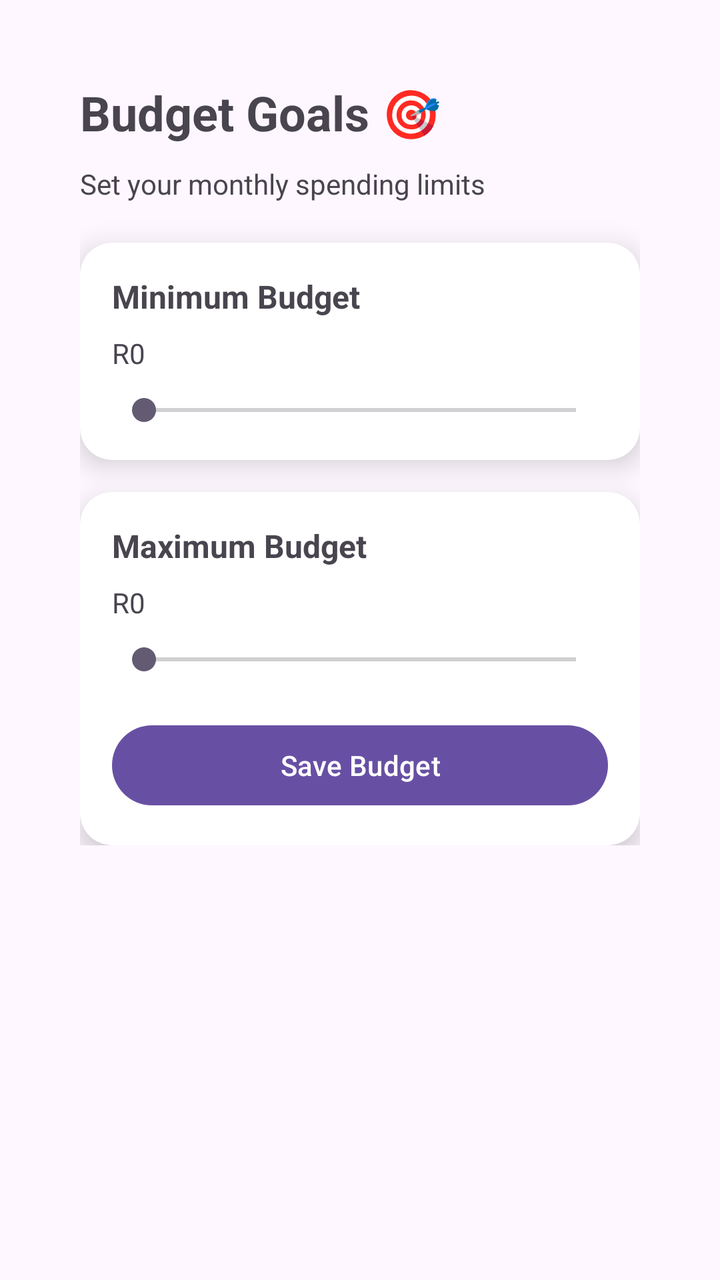
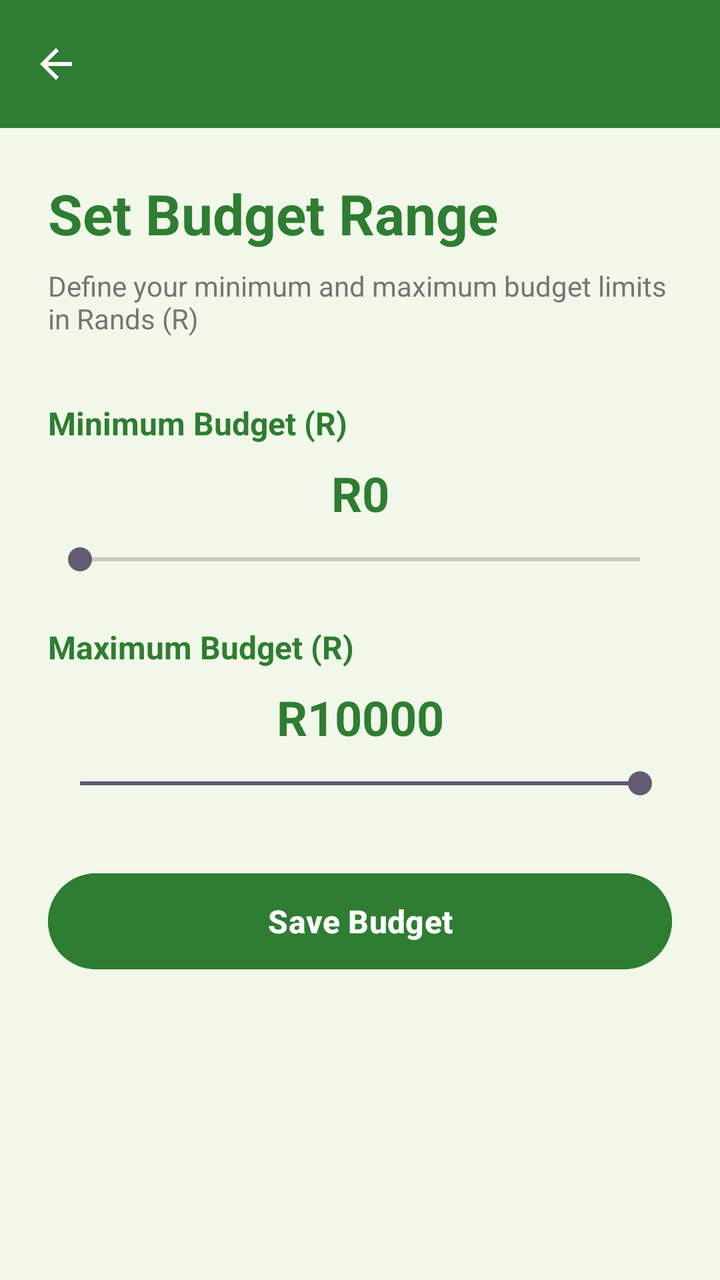

Compare the two renders of this Android layout. The source of the first and the diff that turns it into the second are given below.
<!-- AndroidManifest.xml: application theme Theme.BudgetTrackerApplication -->
<!-- res/layout/activity_budget.xml -->
<?xml version="1.0" encoding="utf-8"?>
<ScrollView xmlns:android="http://schemas.android.com/apk/res/android"
    xmlns:app="http://schemas.android.com/apk/res-auto"
    xmlns:tools="http://schemas.android.com/tools"
    android:id="@+id/main"
    android:layout_width="match_parent"
    android:layout_height="match_parent"
    android:orientation="vertical"
    android:padding="20dp"
    tools:context=".BudgetActivity">

    <LinearLayout
        android:padding="20dp"
        android:orientation="vertical"
        android:layout_width="match_parent"
        android:layout_height="wrap_content">

        
        <TextView
            android:text="Budget Goals 🎯"
            android:textSize="24sp"
            android:textStyle="bold"
            android:layout_width="match_parent"
            android:layout_height="wrap_content"
            android:layout_marginBottom="10dp"/>

        
        <TextView
            android:text="Set your monthly spending limits"
            android:textSize="14sp"
            android:layout_width="match_parent"
            android:layout_height="wrap_content"
            android:layout_marginBottom="20dp"/>

        
        <androidx.cardview.widget.CardView
            android:layout_marginBottom="16dp"
            android:layout_width="match_parent"
            android:layout_height="wrap_content"
            app:cardCornerRadius="16dp"
            app:cardElevation="8dp">

            <LinearLayout
                android:padding="16dp"
                android:layout_width="match_parent"
                android:layout_height="wrap_content"
                android:orientation="vertical">

                <TextView
                    android:text="Minimum Budget"
                    android:textStyle="bold"
                    android:layout_width="match_parent"
                    android:layout_height="wrap_content"
                    android:textSize="16sp"/>

                <TextView
                    android:id="@+id/tvMinBudget"
                    android:text="R0"
                    android:layout_width="match_parent"
                    android:layout_height="wrap_content"
                    android:layout_marginTop="8dp"
                    android:textSize="14sp"/>

                <SeekBar
                    android:id="@+id/seekBarMin"
                    android:max="10000"
                    android:layout_width="match_parent"
                    android:layout_height="wrap_content"
                    android:layout_marginTop="10dp"/>

            </LinearLayout>
        </androidx.cardview.widget.CardView>

        
        <androidx.cardview.widget.CardView
            android:layout_width="match_parent"
            android:layout_height="wrap_content"
            app:cardCornerRadius="16dp"
            app:cardElevation="8dp">

            <LinearLayout
                android:padding="16dp"
                android:layout_width="match_parent"
                android:layout_height="wrap_content"
                android:orientation="vertical">

                <TextView
                    android:text="Maximum Budget"
                    android:textStyle="bold"
                    android:layout_width="match_parent"
                    android:layout_height="wrap_content"
                    android:textSize="16sp"/>

                <TextView
                    android:id="@+id/tvMaxBudget"
                    android:text="R0"
                    android:layout_width="match_parent"
                    android:layout_height="wrap_content"
                    android:layout_marginTop="8dp"
                    android:textSize="14sp"/>

                <SeekBar
                    android:id="@+id/seekBarMax"
                    android:max="20000"
                    android:layout_width="match_parent"
                    android:layout_height="wrap_content"
                    android:layout_marginTop="10dp"/>
                <Button
                    android:id="@+id/btnSaveBudget"
                    android:text="@string/save_budget"
                    android:layout_marginTop="20dp"
                    android:layout_width="match_parent"
                    android:layout_height="wrap_content"/>

            </LinearLayout>
        </androidx.cardview.widget.CardView>
    </LinearLayout>
</ScrollView>
<!-- resources referenced by this layout -->
<resources>
  <string name="save_budget">Save Budget</string>
  <style name="Theme.BudgetTrackerApplication" parent="Base.Theme.BudgetTrackerApplication" />
  <style name="Base.Theme.BudgetTrackerApplication" parent="Theme.Material3.DayNight.NoActionBar">
          
          
      </style>
</resources>

<!-- the commit's change to res/layout/activity_budget.xml (unified diff, before → after) -->
@@ -1,118 +1,116 @@
 <?xml version="1.0" encoding="utf-8"?>
-<ScrollView xmlns:android="http://schemas.android.com/apk/res/android"
+<LinearLayout xmlns:android="http://schemas.android.com/apk/res/android"
     xmlns:app="http://schemas.android.com/apk/res-auto"
     xmlns:tools="http://schemas.android.com/tools"
     android:id="@+id/main"
     android:layout_width="match_parent"
     android:layout_height="match_parent"
     android:orientation="vertical"
-    android:padding="20dp"
+    android:background="@color/background_green"
     tools:context=".BudgetActivity">
 
-    <LinearLayout
-        android:padding="20dp"
-        android:orientation="vertical"
+    <androidx.appcompat.widget.Toolbar
+        android:id="@+id/toolbar"
         android:layout_width="match_parent"
-        android:layout_height="wrap_content">
+        android:layout_height="?attr/actionBarSize"
+        android:background="@color/primary_green"
+        android:theme="@style/ThemeOverlay.AppCompat.Dark.ActionBar"
+        app:titleTextColor="@android:color/white"
+        app:navigationIcon="?attr/homeAsUpIndicator" />
 
-        
-        <TextView
-            android:text="Budget Goals 🎯"
-            android:textSize="24sp"
-            android:textStyle="bold"
+    <ScrollView
+        android:layout_width="match_parent"
+        android:layout_height="match_parent">
+
+        <LinearLayout
+            android:orientation="vertical"
+            android:padding="24dp"
             android:layout_width="match_parent"
-            android:layout_height="wrap_content"
-            android:layout_marginBottom="10dp"/>
+            android:layout_height="wrap_content">
 
-        
-        <TextView
-            android:text="Set your monthly spending limits"
-            android:textSize="14sp"
-            android:layout_width="match_parent"
-            android:layout_height="wrap_content"
-            android:layout_marginBottom="20dp"/>
-
-        
-        <androidx.cardview.widget.CardView
-            android:layout_marginBottom="16dp"
-            android:layout_width="match_parent"
-            android:layout_height="wrap_content"
-            app:cardCornerRadius="16dp"
-            app:cardElevation="8dp">
-
-            <LinearLayout
-                android:padding="16dp"
+            <TextView
+                android:text="Set Budget Range"
+                android:textSize="28sp"
+                android:textStyle="bold"
+                android:textColor="@color/primary_green"
                 android:layout_width="match_parent"
                 android:layout_height="wrap_content"
-                android:orientation="vertical">
+                android:layout_marginBottom="8dp" />
 
-                <TextView
-                    android:text="Minimum Budget"
-                    android:textStyle="bold"
-                    android:layout_width="match_parent"
-                    android:layout_height="wrap_content"
-                    android:textSize="16sp"/>
-
-                <TextView
-                    android:id="@+id/tvMinBudget"
-                    android:text="R0"
-                    android:layout_width="match_parent"
-                    android:layout_height="wrap_content"
-                    android:layout_marginTop="8dp"
-                    android:textSize="14sp"/>
-
-                <SeekBar
-                    android:id="@+id/seekBarMin"
-                    android:max="10000"
-                    android:layout_width="match_parent"
-                    android:layout_height="wrap_content"
-                    android:layout_marginTop="10dp"/>
-
-            </LinearLayout>
-        </androidx.cardview.widget.CardView>
-
-        
-        <androidx.cardview.widget.CardView
-            android:layout_width="match_parent"
-            android:layout_height="wrap_content"
-            app:cardCornerRadius="16dp"
-            app:cardElevation="8dp">
-
-            <LinearLayout
-                android:padding="16dp"
+            <TextView
+                android:text="Define your minimum and maximum budget limits in Rands (R)"
+                android:textSize="14sp"
+                android:textColor="@color/text_gray"
                 android:layout_width="match_parent"
                 android:layout_height="wrap_content"
-                android:orientation="vertical">
+                android:layout_marginBottom="32dp" />
 
-                <TextView
-                    android:text="Maximum Budget"
-                    android:textStyle="bold"
-                    android:layout_width="match_parent"
-                    android:layout_height="wrap_content"
-                    android:textSize="16sp"/>
+            <TextView
+                android:text="Minimum Budget (R)"
+                android:textSize="16sp"
+                android:textStyle="bold"
+                android:textColor="@color/primary_green"
+                android:layout_width="match_parent"
+                android:layout_height="wrap_content"
+                android:layout_marginBottom="8dp" />
 
-                <TextView
-                    android:id="@+id/tvMaxBudget"
-                    android:text="R0"
-                    android:layout_width="match_parent"
-                    android:layout_height="wrap_content"
-                    android:layout_marginTop="8dp"
-                    android:textSize="14sp"/>
+            <TextView
+                android:id="@+id/tvMinBudget"
+                android:text="R0"
+                android:textSize="24sp"
+                android:textStyle="bold"
+                android:textColor="@color/primary_green"
+                android:layout_width="match_parent"
+                android:layout_height="wrap_content"
+                android:gravity="center"
+                android:layout_marginBottom="8dp" />
 
-                <SeekBar
-                    android:id="@+id/seekBarMax"
-                    android:max="20000"
-                    android:layout_width="match_parent"
-                    android:layout_height="wrap_content"
-                    android:layout_marginTop="10dp"/>
-                <Button
-                    android:id="@+id/btnSaveBudget"
-                    android:text="@string/save_budget"
-                    android:layout_marginTop="20dp"
-                    android:layout_width="match_parent"
-                    android:layout_height="wrap_content"/>
+            <SeekBar
+                android:id="@+id/seekBarMin"
+                android:layout_width="match_parent"
+                android:layout_height="wrap_content"
+                android:max="10000"
+                android:progress="0"
+                android:layout_marginBottom="24dp" />
 
-            </LinearLayout>
-        </androidx.cardview.widget.CardView>
-    </LinearLayout>
-</ScrollView>
+            <TextView
+                android:text="Maximum Budget (R)"
+                android:textSize="16sp"
+                android:textStyle="bold"
+                android:textColor="@color/primary_green"
+                android:layout_width="match_parent"
+                android:layout_height="wrap_content"
+                android:layout_marginBottom="8dp" />
+
+            <TextView
+                android:id="@+id/tvMaxBudget"
+                android:text="R10000"
+                android:textSize="24sp"
+                android:textStyle="bold"
+                android:textColor="@color/primary_green"
+                android:layout_width="match_parent"
+                android:layout_height="wrap_content"
+                android:gravity="center"
+                android:layout_marginBottom="8dp" />
+
+            <SeekBar
+                android:id="@+id/seekBarMax"
+                android:layout_width="match_parent"
+                android:layout_height="wrap_content"
+                android:max="10000"
+                android:progress="10000"
+                android:layout_marginBottom="32dp" />
+
+            <Button
+                android:id="@+id/btnSaveBudget"
+                android:text="Save Budget"
+                android:layout_width="match_parent"
+                android:layout_height="56dp"
+                android:backgroundTint="@color/primary_green"
+                android:textColor="@android:color/white"
+                android:textSize="16sp"
+                android:textStyle="bold" />
+
+        </LinearLayout>
+    </ScrollView>
+</LinearLayout>
<!-- resource entries referenced after the edit -->
@@ -1,6 +1,8 @@
 <!-- resources referenced by this layout -->
 <resources>
-  <string name="save_budget">Save Budget</string>
+  <color name="background_green">#F1F8E9</color>
+  <color name="primary_green">#2E7D32</color>
+  <color name="text_gray">#757575</color>
   <style name="Theme.BudgetTrackerApplication" parent="Base.Theme.BudgetTrackerApplication" />
   <style name="Base.Theme.BudgetTrackerApplication" parent="Theme.Material3.DayNight.NoActionBar">
           
